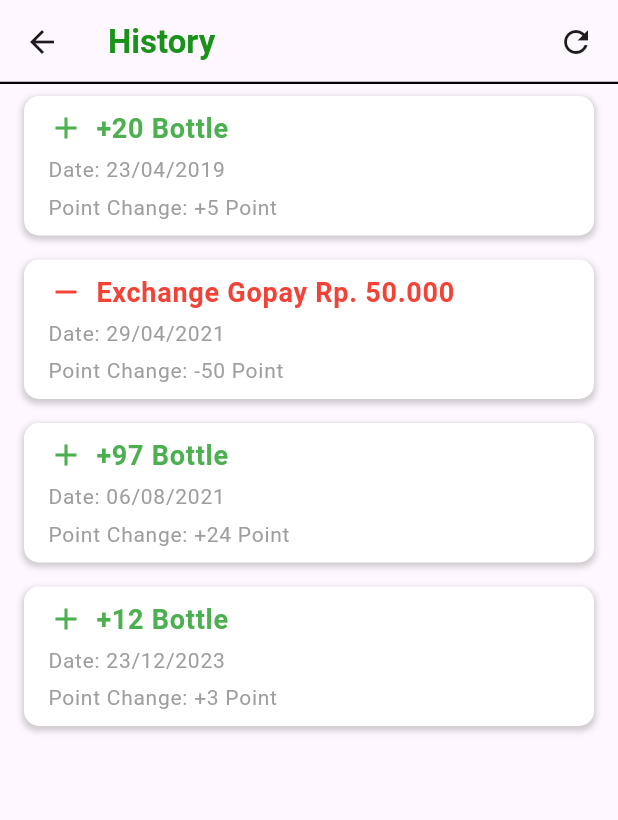
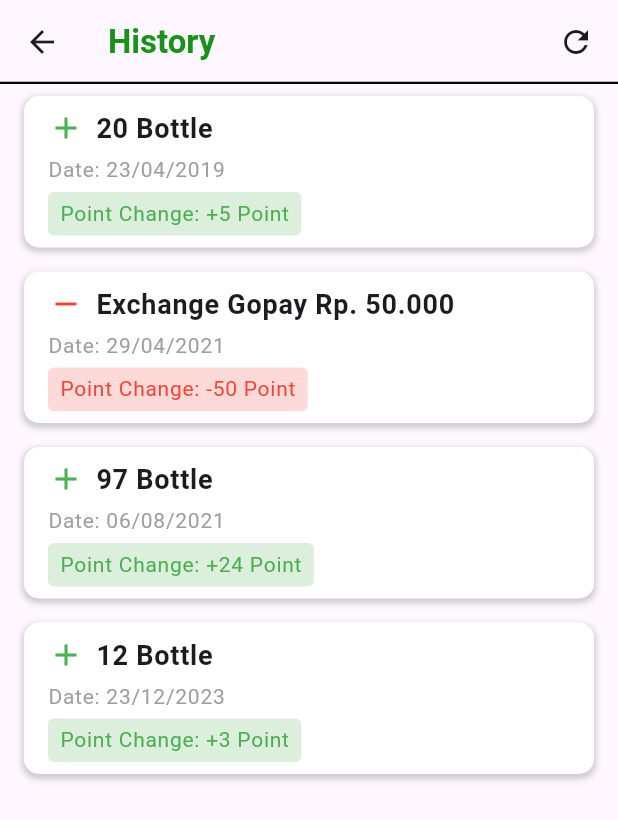
Before and after one commit to IMT-UC-Makassar/Bottlend, a Flutter app: the HistoryPage screen opened directly, on a phone screen of 412 x 824 dp. Shown: the top 820 px of the screen. Run offline on Flutter 3.47's test engine with Material 3 defaults, Android fonts, the light colour scheme and no system bars; missing offline and left inert: flutter_barcode_scanner.

Commit message:
commit completed

```diff
--- a/lib/pages/historypage.dart
+++ b/lib/pages/historypage.dart
@@ -2,14 +2,14 @@ import 'package:flutter/material.dart';
 
 class HistoryPage extends StatelessWidget {
   final List<Map<String, dynamic>> historyList = [
-    {"action": "+20 Bottle", "date": "23/04/2019", "pointChange": "+5 Point"},
+    {"action": "20 Bottle", "date": "23/04/2019", "pointChange": "+5 Point"},
     {
       "action": "Exchange Gopay Rp. 50.000",
       "date": "29/04/2021",
       "pointChange": "-50 Point"
     },
-    {"action": "+97 Bottle", "date": "06/08/2021", "pointChange": "+24 Point"},
-    {"action": "+12 Bottle", "date": "23/12/2023", "pointChange": "+3 Point"},
+    {"action": "97 Bottle", "date": "06/08/2021", "pointChange": "+24 Point"},
+    {"action": "12 Bottle", "date": "23/12/2023", "pointChange": "+3 Point"},
   ];
 
   @override
@@ -29,22 +29,22 @@ class HistoryPage extends StatelessWidget {
             ),
             Icon(Icons.refresh)
           ],
-          )),
+        ),
+      ),
       body: ListView.builder(
         itemCount: historyList.length,
         itemBuilder: (BuildContext context, int index) {
           final action = historyList[index]["action"];
           final date = historyList[index]["date"];
           final pointChange = historyList[index]["pointChange"];
-          // Periksa tipe tindakan dan tentukan ikon dan warna teks yang sesuai
           IconData iconData;
           Color textColor;
           if (pointChange.startsWith('+')) {
             iconData = Icons.add;
-            textColor = Colors.green; // Warna teks untuk penambahan (hijau)
+            textColor = Colors.green;
           } else {
             iconData = Icons.remove;
-            textColor = Colors.red; // Warna teks untuk pengurangan (merah)
+            textColor = Colors.red;
           }
           return Padding(
             padding:
@@ -58,7 +58,7 @@ class HistoryPage extends StatelessWidget {
                     color: Colors.grey.withOpacity(0.5),
                     spreadRadius: 1,
                     blurRadius: 3,
-                    offset: Offset(0, 2), // Ubah posisi bayangan
+                    offset: Offset(0, 2),
                   ),
                 ],
               ),
@@ -68,17 +68,13 @@ class HistoryPage extends StatelessWidget {
                   children: [
                     Row(
                       children: [
-                        Icon(iconData,
-                            color:
-                                textColor), // Tambahkan ikon berdasarkan tipe tindakan
+                        Icon(iconData, color: textColor),
                         SizedBox(width: 8),
                         Text(
                           action,
                           style: TextStyle(
                             fontSize: 18.0,
-                            color: textColor, // Gunakan warna teks yang sesuai
-                            fontWeight:
-                                FontWeight.bold, // Tambahkan ketebalan huruf
+                            fontWeight: FontWeight.bold,
                           ),
                         ),
                       ],
@@ -92,11 +88,18 @@ class HistoryPage extends StatelessWidget {
                       ),
                     ),
                     SizedBox(height: 4),
-                    Text(
+                    Container(
+                      padding: EdgeInsets.symmetric(vertical: 4, horizontal: 8),
+                      decoration: BoxDecoration(
+                        color: textColor.withOpacity(0.2),
+                        borderRadius: BorderRadius.circular(4),
+                      ),
+                      child: Text(
                         "Point Change: $pointChange",
                         style: TextStyle(
                           fontSize: 14.0,
-                        color: Colors.grey,
+                          color: textColor,
+                        ),
                       ),
                     ),
                   ],
```
Also changed, not shown: lib/pages/homepage.dart (+13 -2 lines), lib/widgets/button.dart (+3 -8 lines). Lines whose indentation alone changed are shown as unchanged.
